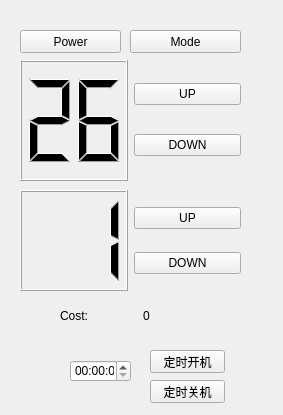
Before: the Qt Designer form Client/room.ui in Seizzzz/AirConditionerSolution, drawn with Qt 5.
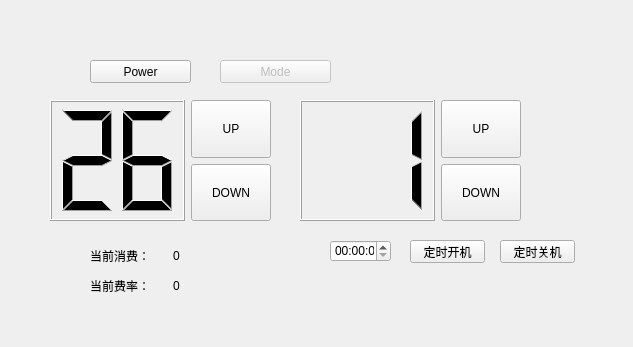
After: the same form once the commit is applied. The open tabs and pages were chosen to show the change.

```diff
--- a/Client/room.ui
+++ b/Client/room.ui
@@ -6,67 +6,88 @@
    <rect>
     <x>0</x>
     <y>0</y>
-    <width>283</width>
-    <height>415</height>
+    <width>633</width>
+    <height>347</height>
    </rect>
   </property>
   <property name="windowTitle">
    <string>Form</string>
   </property>
-  <widget class="QWidget" name="horizontalLayoutWidget">
+  <widget class="QStackedWidget" name="stackedWidget">
    <property name="geometry">
     <rect>
-     <x>20</x>
-     <y>60</y>
-     <width>221</width>
-     <height>121</height>
+     <x>10</x>
+     <y>40</y>
+     <width>571</width>
+     <height>271</height>
     </rect>
    </property>
-   <layout class="QHBoxLayout" name="horizontalLayout_Temp">
-    <item>
-     <widget class="QLCDNumber" name="LCDTemp">
-      <property name="smallDecimalPoint">
-       <bool>false</bool>
-      </property>
-      <property name="digitCount">
-       <number>2</number>
-      </property>
-      <property name="intValue" stdset="0">
-       <number>26</number>
-      </property>
-     </widget>
-    </item>
-    <item>
-     <layout class="QVBoxLayout" name="verticalLayout">
-      <item>
-       <widget class="QPushButton" name="pushButtonTempUp">
-        <property name="sizePolicy">
-         <sizepolicy hsizetype="Minimum" vsizetype="Fixed">
-          <horstretch>0</horstretch>
-          <verstretch>0</verstretch>
-         </sizepolicy>
+   <property name="currentIndex">
+    <number>0</number>
+   </property>
+   <widget class="QWidget" name="page">
+    <widget class="QPushButton" name="pushButtonWelcome">
+     <property name="geometry">
+      <rect>
+       <x>260</x>
+       <y>190</y>
+       <width>75</width>
+       <height>23</height>
+      </rect>
+     </property>
+     <property name="text">
+      <string>PushButton</string>
+     </property>
+    </widget>
+    <widget class="QLabel" name="label">
+     <property name="geometry">
+      <rect>
+       <x>160</x>
+       <y>90</y>
+       <width>111</width>
+       <height>21</height>
+      </rect>
         </property>
         <property name="text">
-         <string>UP</string>
-        </property>
-       </widget>
-      </item>
-      <item>
-       <widget class="QPushButton" name="pushButtonTempDown">
+      <string>欢迎入住！房间号：</string>
+     </property>
+    </widget>
+    <widget class="QLabel" name="labelRoomID">
+     <property name="geometry">
+      <rect>
+       <x>290</x>
+       <y>90</y>
+       <width>54</width>
+       <height>12</height>
+      </rect>
+     </property>
         <property name="text">
-         <string>DOWN</string>
-        </property>
-       </widget>
-      </item>
-     </layout>
-    </item>
-   </layout>
-  </widget>
+      <string>default</string>
+     </property>
+    </widget>
+    <widget class="QLabel" name="labelWelcomeErr">
+     <property name="geometry">
+      <rect>
+       <x>270</x>
+       <y>170</y>
+       <width>171</width>
+       <height>16</height>
+      </rect>
+     </property>
+     <property name="text">
+      <string>&lt;html&gt;&lt;head/&gt;&lt;body&gt;&lt;p&gt;&lt;span style=&quot; color:#ff0000;&quot;&gt;无法连接至服务端&lt;/span&gt;&lt;/p&gt;&lt;/body&gt;&lt;/html&gt;</string>
+     </property>
+    </widget>
+   </widget>
+   <widget class="QWidget" name="page_2">
   <widget class="QPushButton" name="pushButtonMode">
+     <property name="enabled">
+      <bool>false</bool>
+     </property>
    <property name="geometry">
     <rect>
-     <x>130</x>
-     <y>30</y>
+       <x>210</x>
+       <y>20</y>
      <width>111</width>
      <height>23</height>
     </rect>
@@ -75,37 +96,11 @@
     <string>Mode</string>
    </property>
   </widget>
-  <widget class="QWidget" name="horizontalLayoutWidget_2">
-   <property name="geometry">
-    <rect>
-     <x>60</x>
-     <y>300</y>
-     <width>160</width>
-     <height>31</height>
-    </rect>
-   </property>
-   <layout class="QHBoxLayout" name="horizontalLayout_Cost">
-    <item>
-     <widget class="QLabel" name="labelConst1">
-      <property name="text">
-       <string>Cost: </string>
-      </property>
-     </widget>
-    </item>
-    <item>
-     <widget class="QLabel" name="labelCostValue">
-      <property name="text">
-       <string>0</string>
-      </property>
-     </widget>
-    </item>
-   </layout>
-  </widget>
   <widget class="QPushButton" name="pushButtonPower">
    <property name="geometry">
     <rect>
-     <x>20</x>
-     <y>30</y>
+       <x>80</x>
+       <y>20</y>
      <width>101</width>
      <height>23</height>
     </rect>
@@ -114,18 +109,47 @@
     <string>Power</string>
    </property>
   </widget>
+    <widget class="QTimeEdit" name="timeEdit">
+     <property name="geometry">
+      <rect>
+       <x>320</x>
+       <y>200</y>
+       <width>61</width>
+       <height>22</height>
+      </rect>
+     </property>
+    </widget>
+    <widget class="QPushButton" name="pushButtonPreOpen">
+     <property name="geometry">
+      <rect>
+       <x>400</x>
+       <y>200</y>
+       <width>75</width>
+       <height>23</height>
+      </rect>
+     </property>
+     <property name="text">
+      <string>定时开机</string>
+     </property>
+    </widget>
   <widget class="QWidget" name="horizontalLayoutWidget_3">
    <property name="geometry">
     <rect>
-     <x>20</x>
-     <y>190</y>
+       <x>290</x>
+       <y>60</y>
      <width>221</width>
-     <height>101</height>
+       <height>121</height>
     </rect>
    </property>
    <layout class="QHBoxLayout" name="horizontalLayout_Wndspd">
     <item>
      <widget class="QLCDNumber" name="LCDWndspd">
+        <property name="sizePolicy">
+         <sizepolicy hsizetype="Expanding" vsizetype="Minimum">
+          <horstretch>0</horstretch>
+          <verstretch>0</verstretch>
+         </sizepolicy>
+        </property>
       <property name="smallDecimalPoint">
        <bool>false</bool>
       </property>
@@ -142,7 +166,7 @@
       <item>
        <widget class="QPushButton" name="pushButtonWndspdUp">
         <property name="sizePolicy">
-         <sizepolicy hsizetype="Minimum" vsizetype="Fixed">
+           <sizepolicy hsizetype="Minimum" vsizetype="Expanding">
           <horstretch>0</horstretch>
           <verstretch>0</verstretch>
          </sizepolicy>
@@ -154,6 +178,12 @@
       </item>
       <item>
        <widget class="QPushButton" name="pushButtonWndspdDown">
+          <property name="sizePolicy">
+           <sizepolicy hsizetype="Minimum" vsizetype="Expanding">
+            <horstretch>0</horstretch>
+            <verstretch>0</verstretch>
+           </sizepolicy>
+          </property>
         <property name="text">
          <string>DOWN</string>
         </property>
@@ -163,34 +193,98 @@
     </item>
    </layout>
   </widget>
-  <widget class="QTimeEdit" name="timeEdit">
+    <widget class="QWidget" name="horizontalLayoutWidget_2">
    <property name="geometry">
     <rect>
-     <x>70</x>
-     <y>360</y>
-     <width>61</width>
-     <height>22</height>
-    </rect>
-   </property>
-  </widget>
-  <widget class="QPushButton" name="pushButtonPreOpen">
+       <x>80</x>
+       <y>200</y>
+       <width>160</width>
+       <height>31</height>
+      </rect>
+     </property>
+     <layout class="QHBoxLayout" name="horizontalLayout_Cost">
+      <item>
+       <widget class="QLabel" name="labelConst1">
+        <property name="text">
+         <string>当前消费：</string>
+        </property>
+       </widget>
+      </item>
+      <item>
+       <widget class="QLabel" name="labelCostValue">
+        <property name="text">
+         <string>0</string>
+        </property>
+       </widget>
+      </item>
+     </layout>
+    </widget>
+    <widget class="QWidget" name="horizontalLayoutWidget">
    <property name="geometry">
     <rect>
-     <x>150</x>
-     <y>350</y>
-     <width>75</width>
-     <height>23</height>
-    </rect>
-   </property>
+       <x>40</x>
+       <y>60</y>
+       <width>221</width>
+       <height>121</height>
+      </rect>
+     </property>
+     <layout class="QHBoxLayout" name="horizontalLayout_Temp">
+      <item>
+       <widget class="QLCDNumber" name="LCDTemp">
+        <property name="sizePolicy">
+         <sizepolicy hsizetype="Expanding" vsizetype="Minimum">
+          <horstretch>0</horstretch>
+          <verstretch>0</verstretch>
+         </sizepolicy>
+        </property>
+        <property name="smallDecimalPoint">
+         <bool>false</bool>
+        </property>
+        <property name="digitCount">
+         <number>2</number>
+        </property>
+        <property name="intValue" stdset="0">
+         <number>26</number>
+        </property>
+       </widget>
+      </item>
+      <item>
+       <layout class="QVBoxLayout" name="verticalLayout">
+        <item>
+         <widget class="QPushButton" name="pushButtonTempUp">
+          <property name="sizePolicy">
+           <sizepolicy hsizetype="Minimum" vsizetype="Expanding">
+            <horstretch>0</horstretch>
+            <verstretch>0</verstretch>
+           </sizepolicy>
+          </property>
    <property name="text">
-    <string>定时开机</string>
-   </property>
+           <string>UP</string>
+          </property>
+         </widget>
+        </item>
+        <item>
+         <widget class="QPushButton" name="pushButtonTempDown">
+          <property name="sizePolicy">
+           <sizepolicy hsizetype="Minimum" vsizetype="Expanding">
+            <horstretch>0</horstretch>
+            <verstretch>0</verstretch>
+           </sizepolicy>
+          </property>
+          <property name="text">
+           <string>DOWN</string>
+          </property>
+         </widget>
+        </item>
+       </layout>
+      </item>
+     </layout>
   </widget>
   <widget class="QPushButton" name="pushButtonPreShut">
    <property name="geometry">
     <rect>
-     <x>150</x>
-     <y>380</y>
+       <x>490</x>
+       <y>200</y>
      <width>75</width>
      <height>23</height>
     </rect>
@@ -198,6 +292,34 @@
    <property name="text">
     <string>定时关机</string>
    </property>
+    </widget>
+    <widget class="QWidget" name="horizontalLayoutWidget_4">
+     <property name="geometry">
+      <rect>
+       <x>80</x>
+       <y>230</y>
+       <width>160</width>
+       <height>31</height>
+      </rect>
+     </property>
+     <layout class="QHBoxLayout" name="horizontalLayout_Cost_2">
+      <item>
+       <widget class="QLabel" name="labelConst2">
+        <property name="text">
+         <string>当前费率：</string>
+        </property>
+       </widget>
+      </item>
+      <item>
+       <widget class="QLabel" name="labelFeeValue">
+        <property name="text">
+         <string>0</string>
+        </property>
+       </widget>
+      </item>
+     </layout>
+    </widget>
+   </widget>
   </widget>
  </widget>
  <resources/>
```
Lines whose indentation alone changed are shown as unchanged.
